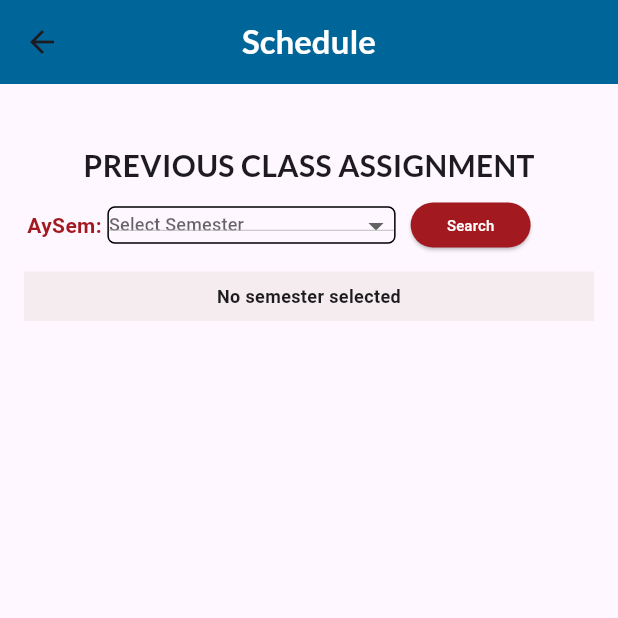
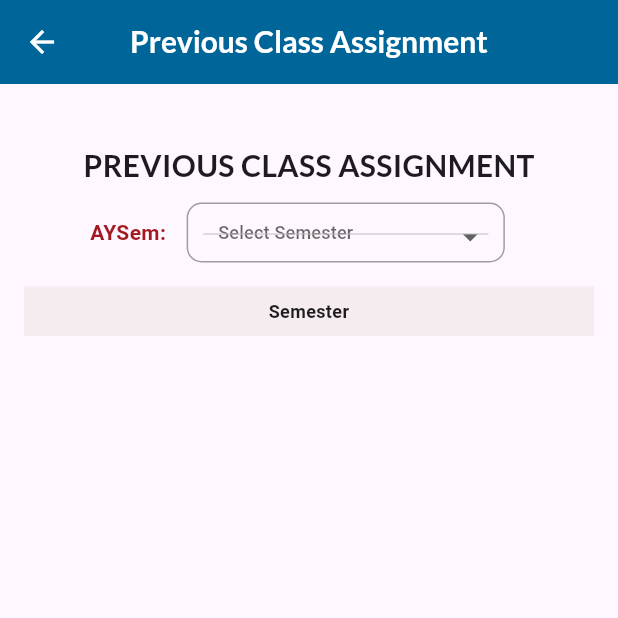
Before and after one commit to JustLiwag/plm-app-faculty-admin, a Flutter app: the PreviousClassAssignmentPage screen opened directly, on a phone screen of 412 x 824 dp, the top half of it. Run offline on Flutter 3.47's test engine with Material 3 defaults, Android fonts, the phone set to English and light mode, and no system bars; our stand-ins replace cached_network_image, connectivity_plus, flutter_speed_dial, flutter_svg, pdf, printing.

Commit message:
[feature] previous class asignment

```diff
--- a/lib/screens/faculty/schedule/previous_class_assignment.dart
+++ b/lib/screens/faculty/schedule/previous_class_assignment.dart
@@ -1,5 +1,6 @@
 import 'package:flutter/material.dart';
 import 'package:mysample/models/faculty/assignment_model.dart';
+import 'package:mysample/utils/app_styles.dart';
 import '../../../data/faculty/assignment_data.dart';
 import '../../../widgets/faculty/assignment_table.dart';
 
@@ -23,8 +24,9 @@ class PreviousClassAssignmentPageState
   }
 
   List<String> _getUniqueSemesters() {
-    final semesters = previousAssignments.map((e) => e.semester).toSet().toList();
-    semesters.sort(); // Sort semesters if necessary
+    final semesters =
+        previousAssignments.map((e) => e.semester).toSet().toList();
+    semesters.sort();
     return semesters;
   }
 
@@ -42,19 +44,9 @@ class PreviousClassAssignmentPageState
   Widget build(BuildContext context) {
     final uniqueSemesters = _getUniqueSemesters();
 
-    return Scaffold(
-      appBar: AppBar(
-        backgroundColor: const Color(0xFF006699),
-        title: const Text(
-          'Schedule',
-          style: TextStyle(
-            color: Colors.white,
-            fontFamily: 'Lato',
-            fontWeight: FontWeight.bold,
-          ),
-        ),
-        centerTitle: true,
-      ),
+    return SafeArea(
+      child: Scaffold(
+        appBar: const CustomAppBar(title: 'Previous Class Assignment'),
         body: SingleChildScrollView(
           child: Column(crossAxisAlignment: CrossAxisAlignment.center, children: [
             const SizedBox(height: 40),
@@ -70,9 +62,9 @@ class PreviousClassAssignmentPageState
             Row(
               children: [
                 const Padding(
-                padding: EdgeInsets.only(left: 18),
+                  padding: EdgeInsets.only(left: 60, right: 10),
                   child: Text(
-                  'AySem: ',
+                    'AYSem: ',
                     style: TextStyle(
                       color: Color(0xFFA31920),
                       fontWeight: FontWeight.bold,
@@ -80,45 +72,38 @@ class PreviousClassAssignmentPageState
                   ),
                 ),
                 Container(
-                height: 25,
+                  height: 40,
                   decoration: BoxDecoration(
-                  border: Border.all(color: Colors.black),
-                  borderRadius: BorderRadius.circular(5.0),
+                    border: Border.all(color: Colors.grey),
+                    borderRadius: BorderRadius.circular(10.0),
                   ),
+                  child: Padding(
+                    padding: const EdgeInsets.all(10.0),
                     child: DropdownButton<String>(
+                      dropdownColor: Colors.white,
                       value: _selectedSemester,
                       items: uniqueSemesters
                           .map((semester) => DropdownMenuItem(
                                 value: semester,
-                            child: Text(semester, style: const TextStyle(fontSize: 12)),
+                                child: Text(semester,
+                                    style: const TextStyle(fontSize: 12)),
                               ))
                           .toList(),
                       onChanged: (String? value) {
+                        _search();
                         setState(() {
                           _selectedSemester = value;
                         });
                       },
                       hint: const Padding(
-                    padding: EdgeInsets.zero,
-                    child: Text('Select Semester', style: TextStyle(fontSize: 12)),
+                        padding: EdgeInsets.only(left: 10),
+                        child: Text('Select Semester',
+                            style: TextStyle(fontSize: 12)),
+                      ),
                     ),
                   ),
                 ),
                 const SizedBox(width: 10),
-              SizedBox(
-                height: 30,
-                width: 80,
-                child: ElevatedButton(
-                  onPressed: _search,
-                  style: ElevatedButton.styleFrom(
-                    backgroundColor: const Color(0xFFA31920),
-                  ),
-                  child: const Text(
-                    'Search',
-                    style: TextStyle(color: Colors.white, fontSize: 10),
-                  ),
-                ),
-              ),
               ],
             ),
             Padding(
@@ -129,9 +114,9 @@ class PreviousClassAssignmentPageState
                   Container(
                     color: const Color.fromARGB(179, 240, 231, 231),
                     padding: const EdgeInsets.symmetric(vertical: 8),
-                  child: Text(
-                    _selectedSemester ?? 'No semester selected',
-                    style: const TextStyle(
+                    child: const Text(
+                      'Semester',
+                      style: TextStyle(
                         fontWeight: FontWeight.bold,
                         fontSize: 12,
                       ),
@@ -139,12 +124,15 @@ class PreviousClassAssignmentPageState
                     ),
                   ),
                   if (_selectedSemester != null)
-                  AssignmentTable(assignments: _filteredAssignments, semesterTitle: _selectedSemester!),
+                    AssignmentTable(
+                        assignments: _filteredAssignments,
+                        semesterTitle: _selectedSemester!),
                 ],
               ),
             ),
           ]),
         ),
+      ),
     );
   }
 }
--- a/lib/widgets/faculty/assignment_table.dart
+++ b/lib/widgets/faculty/assignment_table.dart
@@ -5,7 +5,9 @@ class AssignmentTable extends StatelessWidget {
   final List<Assignment> assignments;
   final String semesterTitle;
 
-  const AssignmentTable({Key? key, required this.assignments, required this.semesterTitle}) : super(key: key);
+  const AssignmentTable(
+      {Key? key, required this.assignments, required this.semesterTitle})
+      : super(key: key);
 
   int _calculateTotalCredits() {
     int totalCredits = 0;
@@ -53,9 +55,6 @@ class AssignmentTable extends StatelessWidget {
               ),
               for (var assignment in assignments)
                 TableRow(
-                  decoration: const BoxDecoration(
-                    color: Color.fromARGB(255, 255, 255, 255),
-                  ),
                   children: [
                     _buildTableCell(assignment.classCode),
                     _buildTableCell(assignment.courseCodeSection),
```
Lines whose indentation alone changed are shown as unchanged.
